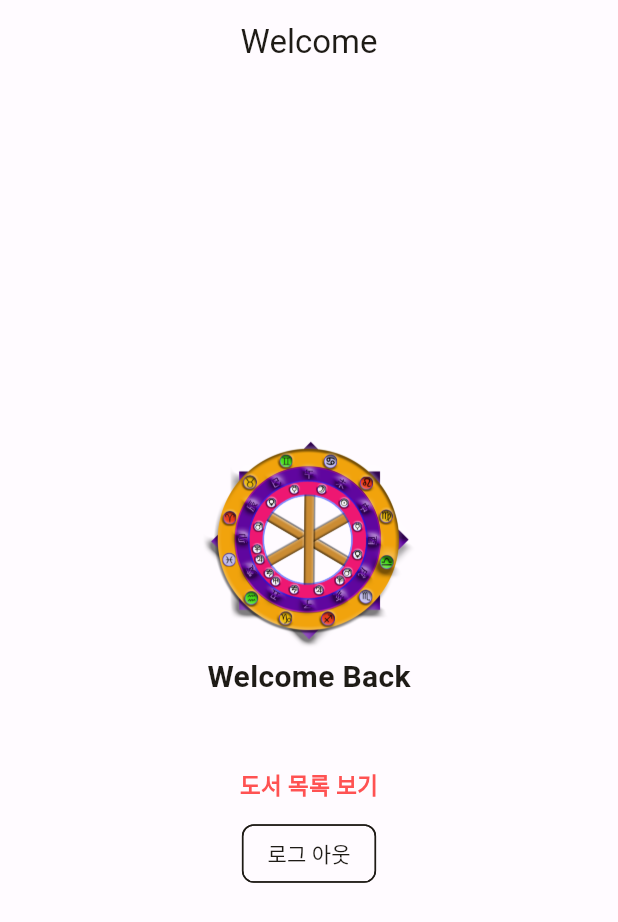
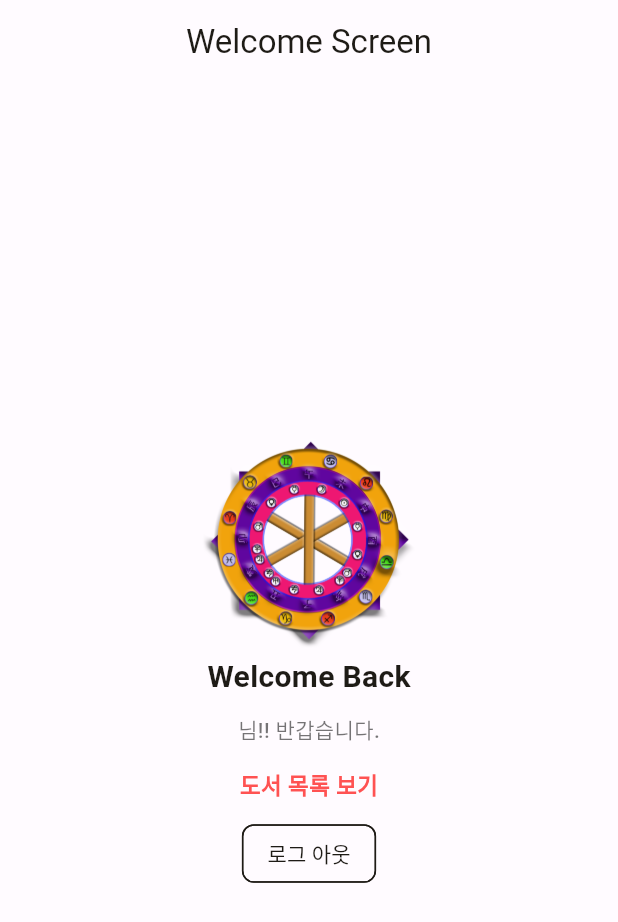
Before and after one commit to paxFortuna/book-list-app, a Flutter app: the HomeScreen screen opened directly, on a phone screen of 412 x 824 dp. Shown: the top 922 px of the screen. Run offline on Flutter 3.47's test engine with Material 2 defaults, Android fonts, the phone set to English and light mode, and no system bars; our stand-ins replace cloud_firestore, firebase_auth, firebase_core, firebase_storage, fluttertoast, google_sign_in and 1 more; accounts and stored records are empty; generated files the repository leaves out were written again.

```diff
--- a/lib/home/home_screen.dart
+++ b/lib/home/home_screen.dart
@@ -33,7 +33,7 @@ class _HomeScreenState extends State<HomeScreen> {
   Widget build(BuildContext context) {
     return Scaffold(
       appBar: AppBar(
-        title: const Text("Welcome"),
+        title: const Text("Welcome Screen"),
         centerTitle: true,
       ),
       body: Center(
@@ -57,7 +57,7 @@ class _HomeScreenState extends State<HomeScreen> {
               const SizedBox(
                 height: 10,
               ),
-              Text("${loggedInUser.email}",
+              Text("${loggedInUser.email}님!! 반갑습니다.",
                   style: const TextStyle(
                     color: Colors.black54,
                     fontWeight: FontWeight.w500,
--- a/lib/login/login_view_model.dart
+++ b/lib/login/login_view_model.dart
@@ -20,4 +20,5 @@ class LoginViewModel {
     // Once signed in, return the UserCredential
     return await FirebaseAuth.instance.signInWithCredential(credential);
   }
+
 }
--- a/lib/singup/signup_screen.dart
+++ b/lib/singup/signup_screen.dart
@@ -213,7 +213,9 @@ class _SignUpScreenState extends State<SignUpScreen> {
 
     // writing all the values
     userModel.email = user!.email;
+
     // userModel.password =user!.password;
+
     userModel.uid = user.uid;
 
     await firebaseFirestore
```
